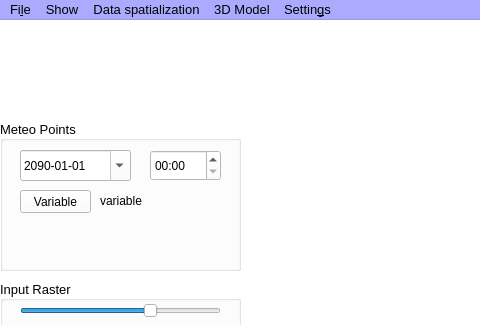
Before: the Qt Designer form bin/CRITERIA3D/mainwindow.ui in gaowudao/CRITERIA3D, drawn with Qt 5; both pictures show x 0 to 480 and y 0 to 325 of the 1280 by 700 pixel window.
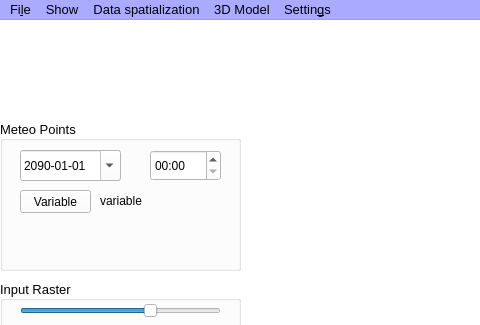
After: the same form once the commit is applied.

The edit to the form file:
```diff
--- a/bin/CRITERIA3D/mainwindow.ui
+++ b/bin/CRITERIA3D/mainwindow.ui
@@ -2142,7 +2142,7 @@
       <rect>
        <x>20</x>
        <y>30</y>
-       <width>111</width>
+       <width>101</width>
        <height>31</height>
       </rect>
      </property>
```
Left out of the diff: 2 changed lines with no effect on the pictures.
